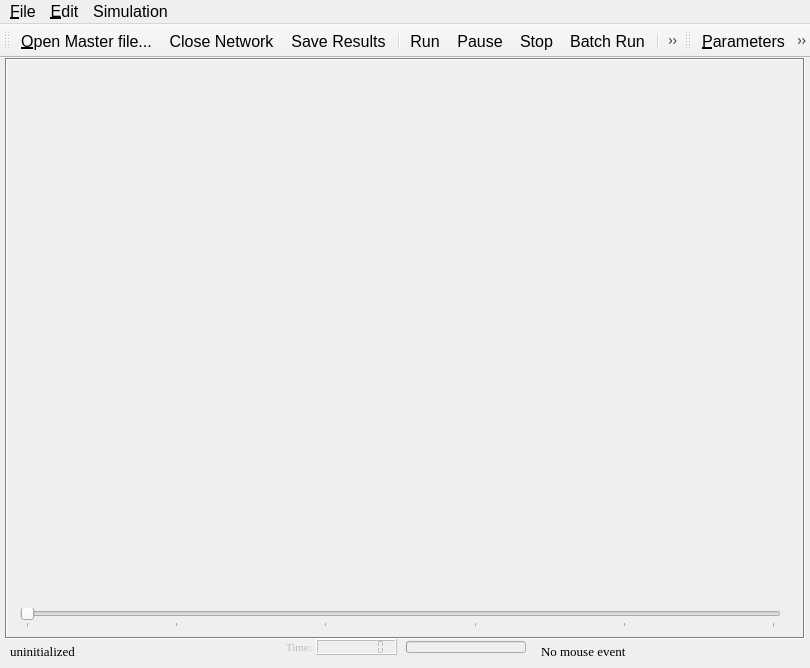
Qt form trunk/gui/canvas_qt4.ui (OdedCats/mezzo) before a commit.
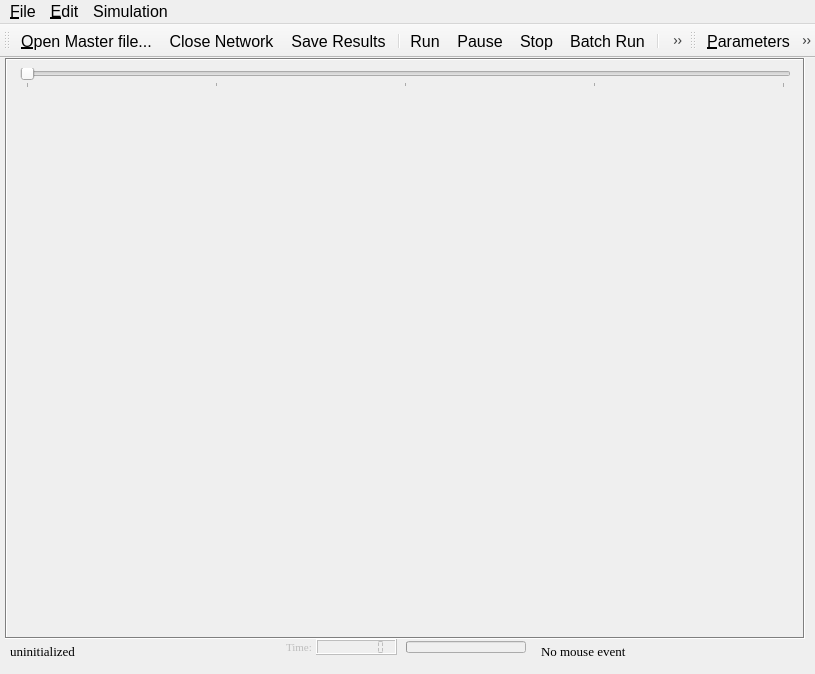
The same form after that commit. Icons and pictures are not drawn.

What changed in the file:
```diff
--- a/trunk/gui/canvas_qt4.ui
+++ b/trunk/gui/canvas_qt4.ui
@@ -5,8 +5,8 @@
    <rect>
     <x>0</x>
     <y>0</y>
-    <width>810</width>
-    <height>668</height>
+    <width>815</width>
+    <height>674</height>
    </rect>
   </property>
   <property name="sizePolicy" >
@@ -643,19 +643,22 @@
     <property name="geometry" >
      <rect>
       <x>20</x>
-      <y>550</y>
-      <width>761</width>
+      <y>10</y>
+      <width>771</width>
       <height>20</height>
      </rect>
     </property>
     <property name="autoFillBackground" >
      <bool>false</bool>
     </property>
+    <property name="minimum" >
+     <number>1</number>
+    </property>
     <property name="maximum" >
      <number>5</number>
     </property>
     <property name="pageStep" >
-     <number>2</number>
+     <number>1</number>
     </property>
     <property name="orientation" >
      <enum>Qt::Horizontal</enum>
@@ -719,7 +722,7 @@
     <rect>
      <x>0</x>
      <y>0</y>
-     <width>810</width>
+     <width>815</width>
      <height>25</height>
     </rect>
    </property>
```
Left out of the diff: 11 changed lines with no effect on the pictures.
